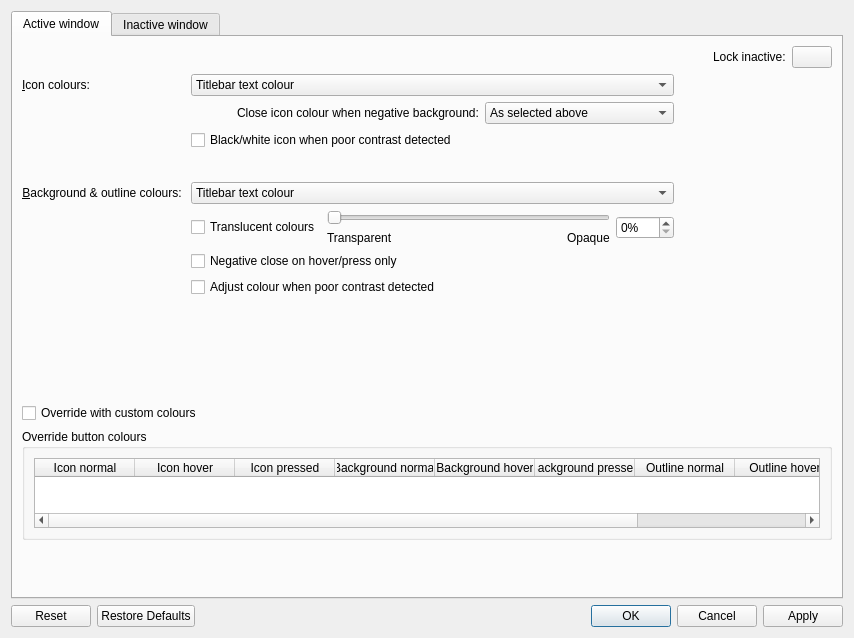
The window that kdecoration/config/ui/buttoncolors.ui (paulmcauley/klassy) describes before a commit, drawn with Qt 5.
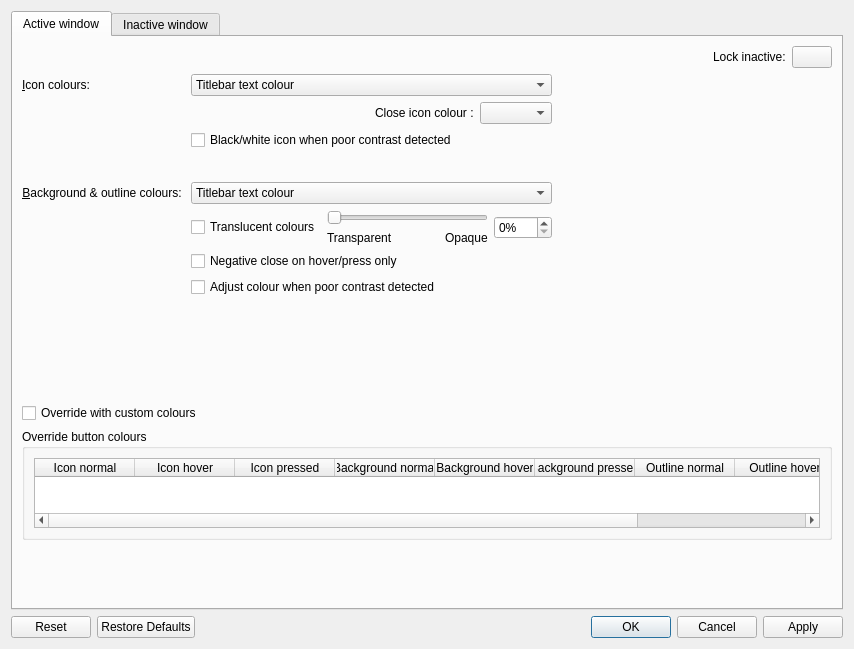
The same window after the commit. Icons and pictures are not drawn.

Commit message: Implement Close button icon colour options

Diff of the .ui file:
```diff
--- a/kdecoration/config/ui/buttoncolors.ui
+++ b/kdecoration/config/ui/buttoncolors.ui
@@ -7,7 +7,7 @@
     <x>0</x>
     <y>0</y>
     <width>854</width>
-    <height>638</height>
+    <height>649</height>
    </rect>
   </property>
   <property name="windowTitle">
@@ -142,7 +142,7 @@
              <item>
               <widget class="QLabel" name="closeIconNegativeBackgroundLabel">
                <property name="text">
-                <string>Close icon colour when negative background:</string>
+                <string>Close icon colour :</string>
                </property>
                <property name="buddy">
                 <cstring>closeIconNegativeBackground</cstring>
@@ -158,23 +158,8 @@
                 </sizepolicy>
                </property>
                <property name="sizeAdjustPolicy">
-                <enum>QComboBox::AdjustToContentsOnFirstShow</enum>
+                <enum>QComboBox::AdjustToContents</enum>
                </property>
-               <item>
-                <property name="text">
-                 <string>As selected above</string>
-                </property>
-               </item>
-               <item>
-                <property name="text">
-                 <string>White</string>
-                </property>
-               </item>
-               <item>
-                <property name="text">
-                 <string>White when hovered/pressed </string>
-                </property>
-               </item>
               </widget>
              </item>
             </layout>
```
Left out of the diff: 41 changed lines with no effect on the pictures. The commit also changes 9 other files.
